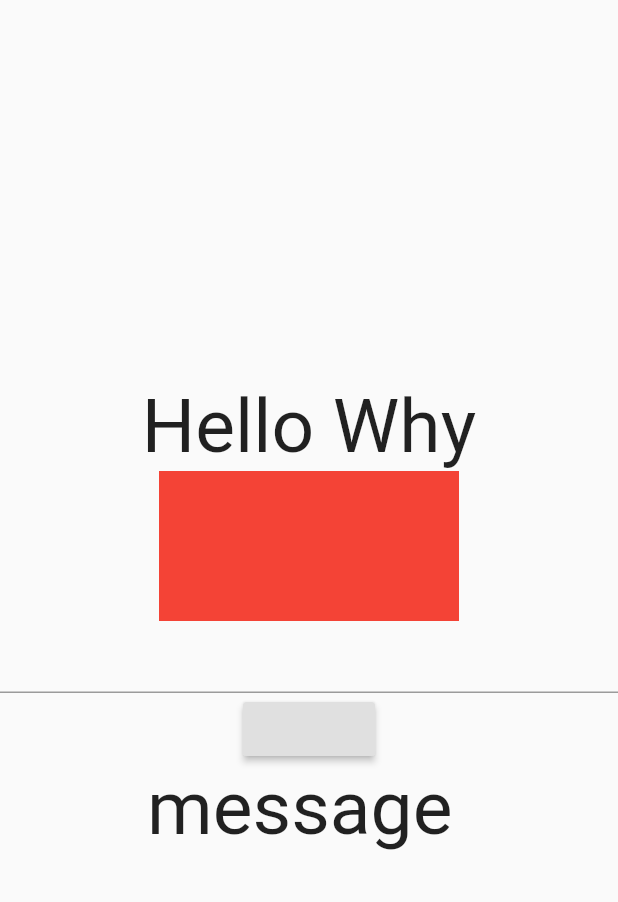
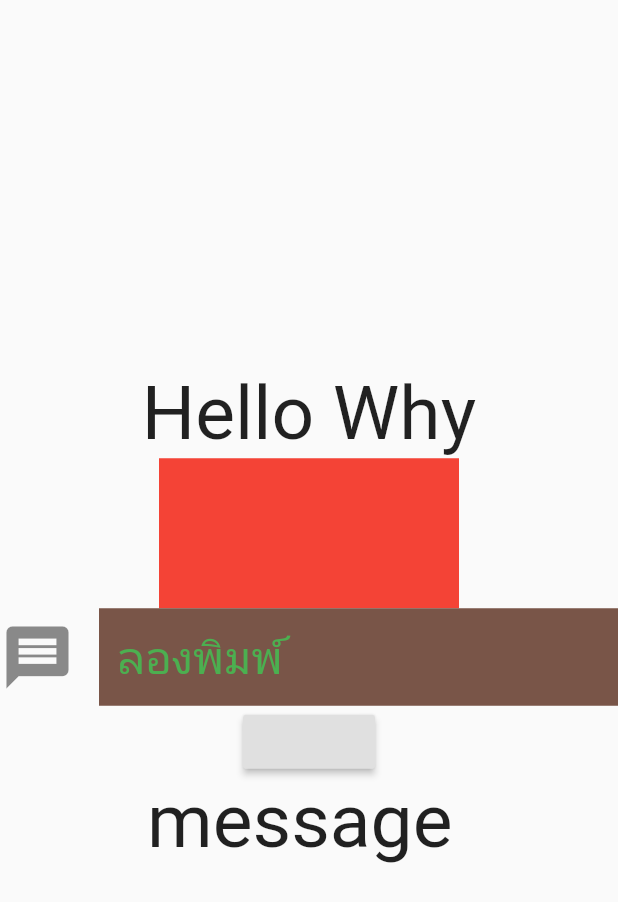
Before and after one commit to WILDGARO/ProjectFlutter, a Flutter app: the screen it shows after launch, on a phone screen of 412 x 824 dp. Shown: the top 902 px of the screen. Run offline on Flutter 3.47's test engine with Material 2 defaults, Android fonts, the phone set to English and light mode, and no system bars.

Commit message:
EnterText1

```diff
--- a/lib/main.dart
+++ b/lib/main.dart
@@ -84,6 +84,22 @@ class _TestStateflullState extends State<TestStateflull> {
         ),
         TextFormField(
           controller:messagefrom ,
+          decoration: InputDecoration(
+            hintText:"ลองพิมพ์",
+            hintStyle: TextStyle(
+              color:Colors.green,
+              fontSize: 30.0
+            ),
+
+            border:InputBorder.none,
+            icon:Icon(
+              Icons.message,
+              size: 50.0,
+            ),
+            fillColor: Colors.brown,
+            filled: true
+
+          ),
         ),
         RaisedButton(
           onPressed:(){
```
